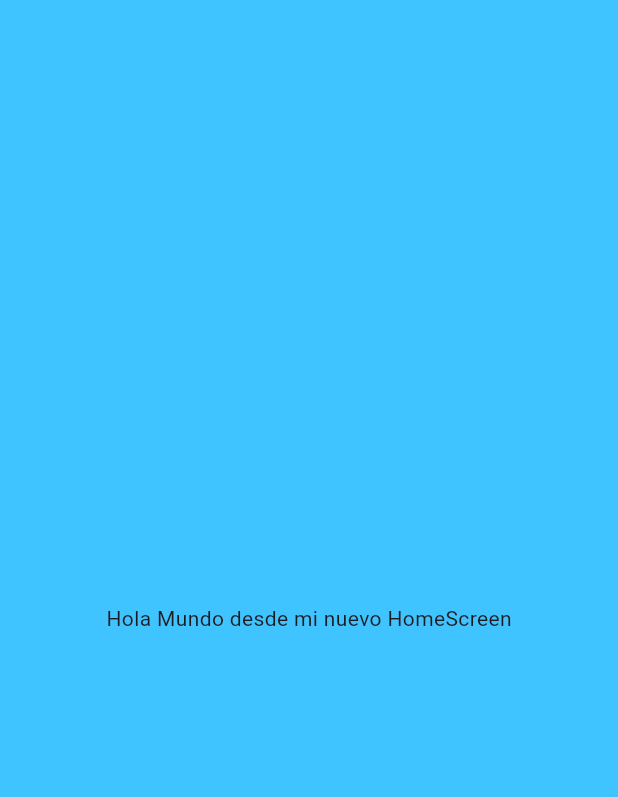
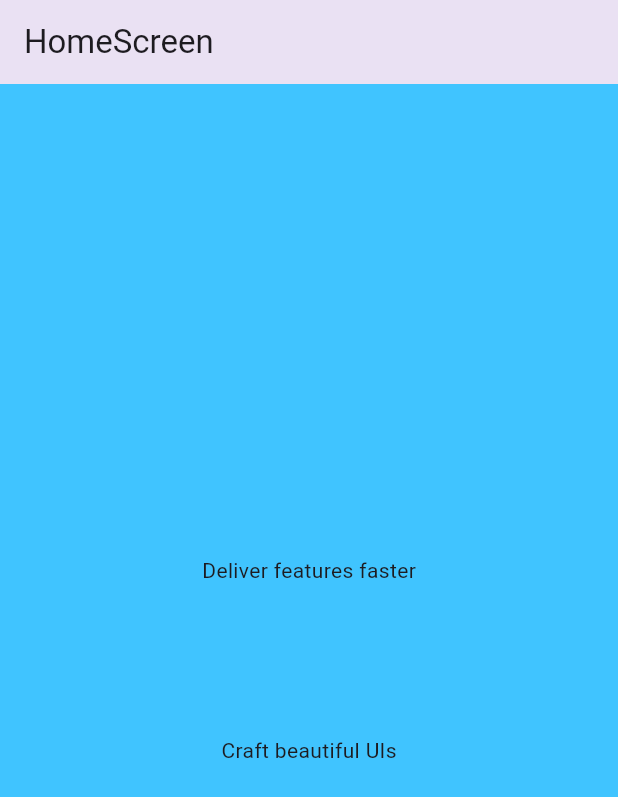
Before and after one commit to pebosch/fl_contador_app, a Flutter app: the screen it shows after launch, on a phone screen of 412 x 824 dp. Shown: the top 797 px of the screen. Run offline on Flutter 3.47's test engine with Material 3 defaults, Android fonts, the phone set to English and light mode, and no system bars.

Commit message:
Widget Column

```diff
--- a/lib/screens/home_screen.dart
+++ b/lib/screens/home_screen.dart
@@ -7,8 +7,19 @@ class HomeScreen extends StatelessWidget {
   Widget build(BuildContext context) {
     return Scaffold(
       backgroundColor: Colors.lightBlueAccent,
+      appBar: AppBar(
+        title: Text('HomeScreen'),
+        elevation: 10.0,
+      ),
       body: Center(
-          child: const Text('Hola Mundo desde mi nuevo HomeScreen')
+          child: const Column(
+            mainAxisAlignment: MainAxisAlignment.center,
+            children: <Widget>[
+              Text('Deliver features faster'),
+              SizedBox(height: 100),
+              Text('Craft beautiful UIs'),
+            ],
+          )
         ),
     );
   }
```
